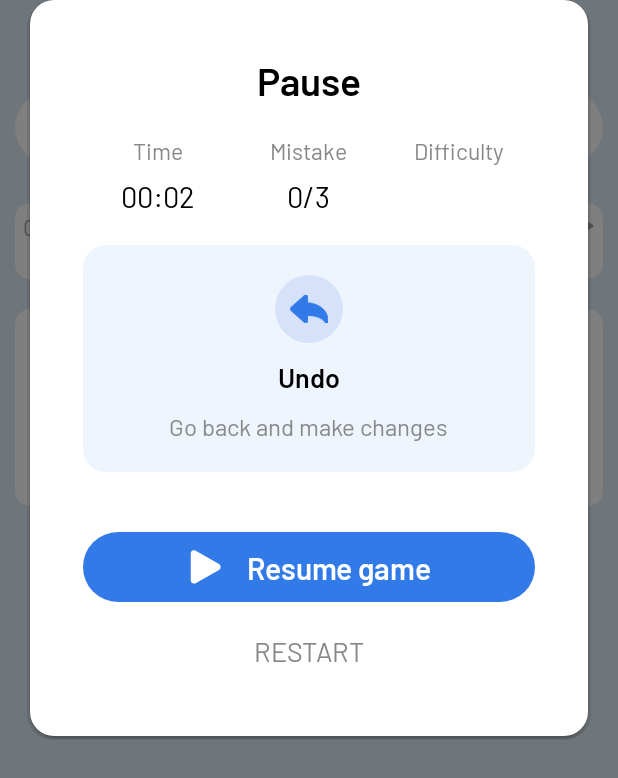
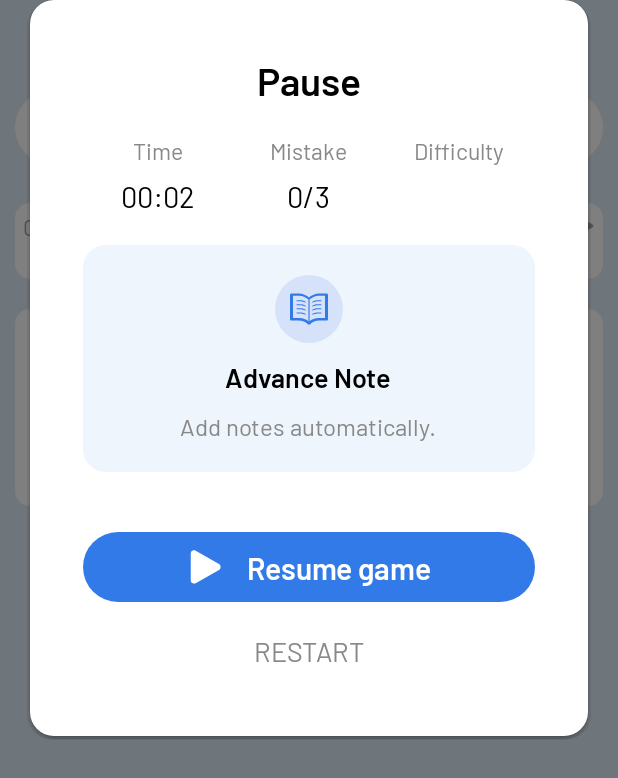
Before and after one commit to Sou-gata/sudoku_android_game, an Android app: the GameActivity screen opened directly, with no data from a screen before it, after a tap on an icon or button, on a phone screen of 412 x 824 dp. Shown: the top 778 px of the screen. Run offline under Robolectric (Android 15) with nearby library versions, the phone set to English and light mode, and no system bars; 10 statements that could not run were skipped.

Commit message:
fix: gameboard border

```diff
--- a/app/build.gradle
+++ b/app/build.gradle
@@ -11,7 +11,7 @@ android {
         minSdk 26
         targetSdk 35
         versionCode 1
-        versionName "1.0.2"
+        versionName "1.0.4"
 
         testInstrumentationRunner "androidx.test.runner.AndroidJUnitRunner"
     }
--- a/app/src/main/java/com/sougata/sudoku/activities/GameActivity.java
+++ b/app/src/main/java/com/sougata/sudoku/activities/GameActivity.java
@@ -4,6 +4,7 @@ import android.annotation.SuppressLint;
 import android.app.Activity;
 import android.content.Context;
 import android.content.Intent;
+import android.content.res.TypedArray;
 import android.database.Cursor;
 import android.graphics.Color;
 import android.graphics.drawable.ColorDrawable;
@@ -45,7 +46,7 @@ public class GameActivity extends AppCompatActivity {
     String difficultyName;
     int[][] answer, question, currentBoardState;
     int[][][] notes;
-    boolean isPopupOpened = false, isNotesEnabled = false, isAdvanceNoteEnabled = true;
+    boolean isPopupOpened = false, isNotesEnabled = false, isGameOver = false;
     LinearLayout gameBoard, hintButton, pauseGame, numberRow, noteButton, notesStatus, advanceNote;
     TextView gameTimer, gameDifficulty, gameMistakes, currentLevelText, notesStatusText;
     ImageView backBtn, pauseResumeIcon;
@@ -172,7 +173,7 @@ public class GameActivity extends AppCompatActivity {
     @Override
     public void onWindowFocusChanged(boolean hasFocus) {
         super.onWindowFocusChanged(hasFocus);
-        if (!hasFocus && !isPopupOpened) {
+        if (!hasFocus && !isPopupOpened && !isGameOver) {
             globalStore.setPaused(true);
             showPausePopup(new View(this));
             pauseGame();
@@ -191,12 +192,11 @@ public class GameActivity extends AppCompatActivity {
             int screenWidth = getResources().getDisplayMetrics().widthPixels;
             int childHeight = (screenWidth - HelperFunctions.dpToPx(30) - 12) / 9;
             int childWidth = (screenWidth - HelperFunctions.dpToPx(30) - 12) / 9;
-            LinearLayout.LayoutParams childParams = new LinearLayout.LayoutParams(childWidth, childHeight);
             for (int j = 0; j < 9; j++) {
+                LinearLayout.LayoutParams childParams = new LinearLayout.LayoutParams(childWidth, childHeight);
                 FrameLayout cellContainerLayout = new FrameLayout(this);
                 LinearLayout childLayout = new LinearLayout(this);
                 cellContainerLayout.setLayoutParams(childParams);
-                childLayout.setLayoutParams(childParams);
                 cellContainerLayout.setBackground(createBorderDrawable("#FFFFFF"));
                 int margin = 2;
                 if (i % 3 == 0 && j % 3 == 0) {
@@ -216,6 +216,7 @@ public class GameActivity extends AppCompatActivity {
                 } else if (i % 3 == 1 && j % 3 == 2) {
                     childParams.setMargins(0, 0, margin, 0);
                 }
+                childLayout.setLayoutParams(childParams);
                 childLayout.setGravity(Gravity.CENTER);
 
                 int finalI = i;
@@ -271,7 +272,7 @@ public class GameActivity extends AppCompatActivity {
 
     private GradientDrawable createBorderDrawable(String background) {
         GradientDrawable border2 = new GradientDrawable();
-        border2.setStroke(1, Color.parseColor("#888888"));
+        border2.setStroke(1, ContextCompat.getColor(this, R.color.box_border_color));
         border2.setColor(Color.parseColor(background));
         return border2;
     }
@@ -390,10 +391,11 @@ public class GameActivity extends AppCompatActivity {
             textView.setTextColor(ContextCompat.getColor(this, R.color.danger));
             mistakes++;
             soundPlayer.playInvalid(this);
-            GlobalStore.getInstance().setMistakes(mistakes);
+            globalStore.setMistakes(mistakes);
             String mistakeString = "Mistake: " + mistakes + "/" + globalStore.getMistakeLimit();
             gameMistakes.setText(mistakeString);
-            if (mistakes == globalStore.getMistakes()) {
+            if (mistakes == globalStore.getMistakeLimit()) {
+                isGameOver = true;
                 gameOver();
             }
         } else {
@@ -403,6 +405,7 @@ public class GameActivity extends AppCompatActivity {
                 removeNotes(num);
             }
             cellClicked(row, col);
+            textView.setTextColor(ContextCompat.getColor(this, R.color.colorPrimary));
             numberCounts.put(num, numberCounts.getOrDefault(num, 0) + 1);
             if (isGameCompleted()) {
                 onGameComplete();
@@ -555,6 +558,22 @@ public class GameActivity extends AppCompatActivity {
         mistakes.setText(mistakeLimit);
         TextView difficulty = popupView.findViewById(R.id.tv_pause_popup_difficulty);
         difficulty.setText(globalStore.getDifficultyName());
+        ImageView tipsIcon = popupView.findViewById(R.id.iv_pause_popup_icon);
+        TextView tipsTitle = popupView.findViewById(R.id.tv_pause_popup_title);
+        TextView tipsDescription = popupView.findViewById(R.id.tv_pause_popup_description);
+        String[] title = getResources().getStringArray(R.array.pause_popup_titles);
+        String[] description = getResources().getStringArray(R.array.pause_popup_description);
+        TypedArray icons = getResources().obtainTypedArray(R.array.pause_popup_icon);
+        int[] iconIds = new int[icons.length()];
+        for (int i = 0; i < icons.length(); i++) {
+            iconIds[i] = icons.getResourceId(i, -1);
+        }
+        icons.recycle();
+
+        int random = (int) (Math.floor(Math.random() * iconIds.length));
+        tipsIcon.setImageResource(iconIds[random]);
+        tipsTitle.setText(title[random]);
+        tipsDescription.setText(description[random]);
 
         popupWindow.setOnDismissListener(() -> {
             popupBg.setVisibility(View.GONE);
@@ -634,6 +653,9 @@ public class GameActivity extends AppCompatActivity {
         popupWindow.setOutsideTouchable(false);
         popupWindow.showAtLocation(gameBoard, Gravity.CENTER, 0, 0);
 
+        TextView gameOverMessage = popupView.findViewById(R.id.tv_game_over_message);
+        String msg = "You lost the game because you made" + globalStore.getMistakeLimit() + "mistakes";
+        gameOverMessage.setText(msg);
         LinearLayout restartGame = popupView.findViewById(R.id.ll_game_over_restart);
         restartGame.setOnClickListener(v -> {
             popupWindow.dismiss();
@@ -797,5 +819,6 @@ public class GameActivity extends AppCompatActivity {
                 }
             }
         }
+        updateOngoingDb();
     }
 }
--- a/app/src/main/res/layout/gameover_popup_window.xml
+++ b/app/src/main/res/layout/gameover_popup_window.xml
@@ -25,6 +25,7 @@
             android:textStyle="bold" />
 
         <TextView
+            android:id="@+id/tv_game_over_message"
             android:layout_width="wrap_content"
             android:layout_height="wrap_content"
             android:layout_marginTop="10dp"
--- a/app/src/main/res/layout/history_item.xml
+++ b/app/src/main/res/layout/history_item.xml
@@ -1,11 +1,11 @@
 <?xml version="1.0" encoding="utf-8"?>
 <androidx.cardview.widget.CardView xmlns:android="http://schemas.android.com/apk/res/android"
     xmlns:app="http://schemas.android.com/apk/res-auto"
+    android:id="@+id/cv_history_item"
     android:layout_width="match_parent"
     android:layout_height="wrap_content"
-    android:layout_marginBottom="5dp"
-    android:id="@+id/cv_history_item"
-    app:cardElevation="5dp"
+    android:layout_marginBottom="7dp"
+    android:backgroundTint="@color/white"
     app:cardCornerRadius="10dp">
 
     <LinearLayout
--- a/app/src/main/res/layout/pause_popup_window.xml
+++ b/app/src/main/res/layout/pause_popup_window.xml
@@ -113,29 +113,32 @@
             android:paddingVertical="20dp">
 
             <ImageView
+                android:id="@+id/iv_pause_popup_icon"
                 android:layout_width="45dp"
                 android:layout_height="45dp"
                 android:background="@drawable/tip_icon_bg"
                 android:contentDescription="@string/undo"
-                android:src="@drawable/ic_undo"
+                android:src="@drawable/ic_bulb"
                 app:tint="@color/colorPrimary" />
 
             <TextView
+                android:id="@+id/tv_pause_popup_title"
                 android:layout_width="wrap_content"
                 android:layout_height="wrap_content"
                 android:layout_marginTop="10dp"
-                android:text="@string/undo"
+                android:text="@string/hint"
                 android:textColor="@color/black"
                 android:textSize="18sp"
                 android:textStyle="bold" />
 
             <TextView
+                android:id="@+id/tv_pause_popup_description"
                 android:layout_width="wrap_content"
                 android:layout_height="wrap_content"
                 android:textSize="16sp"
                 android:textColor="#888888"
                 android:layout_marginTop="10dp"
-                android:text="@string/go_back_and_make_changes" />
+                android:text="@string/use_hints_when_you_get_stuck" />
         </LinearLayout>
 
         <LinearLayout
--- /dev/null
+++ b/app/src/main/res/values/arrays.xml
@@ -0,0 +1,10 @@
+<?xml version="1.0" encoding="utf-8"?>
+<resources>
+    <array name="pause_popup_icon">
+        <item>@drawable/ic_bulb</item>
+        <item>@drawable/eraser</item>
+        <item>@drawable/ic_note</item>
+        <item>@drawable/ic_advance_note</item>
+        <item>@drawable/ic_statistics</item>
+    </array>
+</resources>
--- a/app/src/main/res/values/colors.xml
+++ b/app/src/main/res/values/colors.xml
@@ -11,4 +11,5 @@
     <color name="settings_text">#444444</color>
     <color name="game_board_icon_tint">#A2A2A2</color>
     <color name="game_number_row_text">#3F589B</color>
+    <color name="box_border_color">@color/gray</color>
 </resources>
--- a/app/src/main/res/values/strings.xml
+++ b/app/src/main/res/values/strings.xml
@@ -9,7 +9,7 @@
     <string name="medium">Medium</string>
     <string name="level_placeholder">Level 123</string>
     <string name="daily">Daily</string>
-    <string name="statistic">Statistic</string>
+    <string name="statistic">Statistics</string>
     <string name="sudoku">SUDOKU</string>
     <string name="hello_blank_fragment">Hello blank fragment</string>
     <string name="new_game">New Game</string>
@@ -55,7 +55,6 @@
     <string name="pause">Pause</string>
     <string name="pause_mistake_placeholder">0/3</string>
     <string name="undo">Undo</string>
-    <string name="go_back_and_make_changes">Go back and make changes</string>
     <string name="resume_game">Resume game</string>
     <string name="pause_restart">RESTART</string>
     <string name="flags">flags</string>
@@ -82,4 +81,19 @@
     <string name="mistakes_5">5 Mistakes</string>
     <string name="mistakes_10">10 Mistakes</string>
     <string name="advance_note">Advance Note</string>
+    <string name="use_hints_when_you_get_stuck">Use hints when you get stuck</string>
+    <string-array name="pause_popup_titles">
+        <item>@string/hint</item>
+        <item>@string/erase</item>
+        <item>@string/note</item>
+        <item>@string/advance_note</item>
+        <item>@string/statistic</item>
+    </string-array>
+    <string-array name="pause_popup_description">
+        <item>@string/use_hints_when_you_get_stuck</item>
+        <item>Made a mistake? Erase it!</item>
+        <item>Want to add a note? Turn it on!</item>
+        <item>Add notes automatically.</item>
+        <item>Track your progress</item>
+    </string-array>
 </resources>
```
Also changed, not shown: 3 other files.
